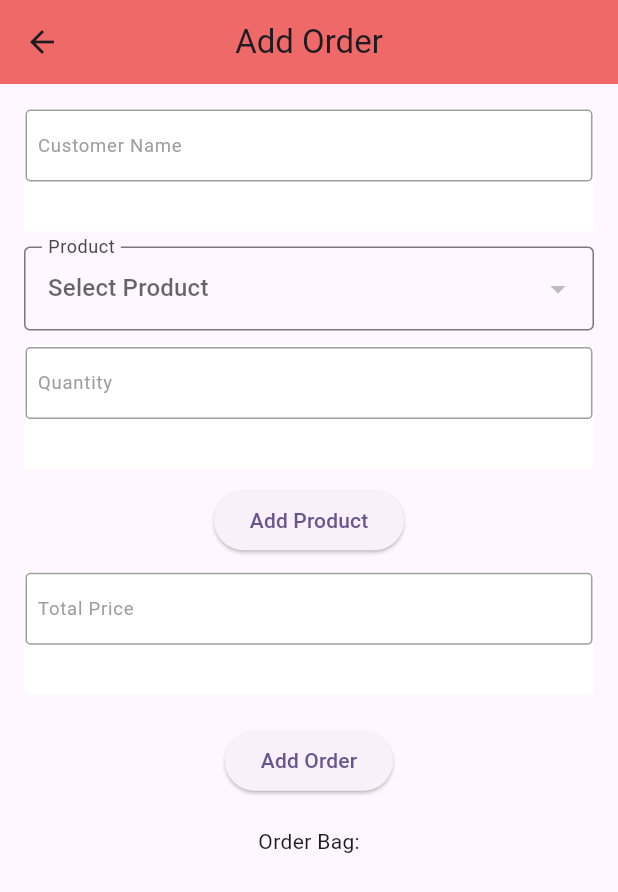
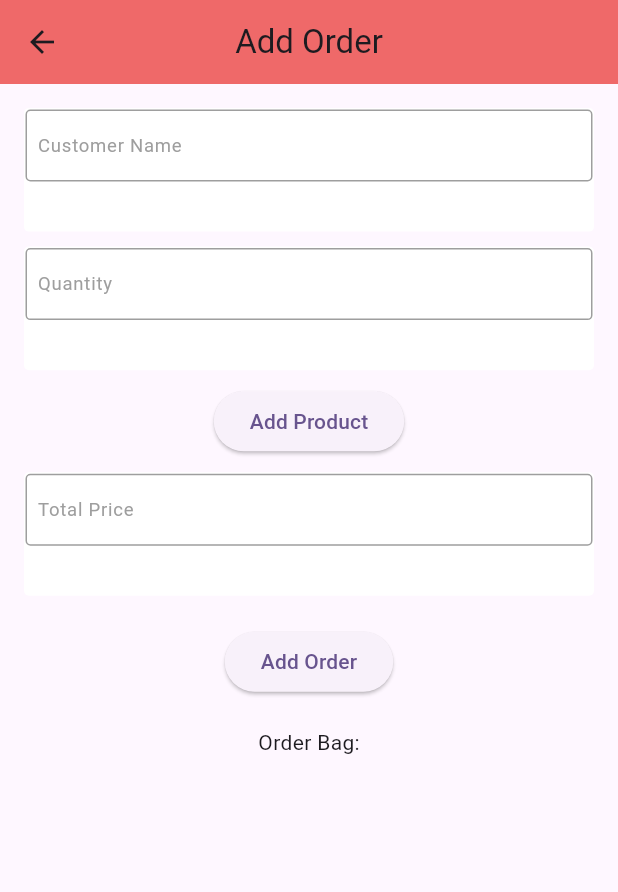
Before and after one commit to Arshanishad/cofeeshopmanagement, a Flutter app: the AddOrderPage screen opened directly, on a phone screen of 412 x 824 dp. Shown: the top 892 px of the screen. Run offline on Flutter 3.47's test engine with Material 3 defaults, Android fonts, the phone set to English and light mode, and no system bars; our stand-ins replace cached_network_image, cloud_firestore, fan_carousel_image_slider, firebase_auth, firebase_core, firebase_storage and 9 more; accounts and stored records are empty.

Commit message:
order add

```diff
--- a/lib/features/order/screen/order_add.dart
+++ b/lib/features/order/screen/order_add.dart
@@ -125,8 +125,6 @@ class _AddOrderPageState extends ConsumerState<AddOrderPage> {
             child: Column(
               mainAxisAlignment: MainAxisAlignment.center,
               children: [
-                CustomTextInput(controller: customerNameController, label: 'Customer Name', width: MediaQuery.of(context).size.width * 0.7, height: 0.1),
-                SizedBox(height: 10),
                 if (selectedProduct != null) ...[
                   Image.network(selectedProduct!.image),
                   SizedBox(height: 10),
@@ -136,34 +134,36 @@ class _AddOrderPageState extends ConsumerState<AddOrderPage> {
                   ),
                   SizedBox(height: 10),
                 ],
-                productListAsyncValue.when(
-                  data: (productList) {
-                    return DropdownButtonFormField<ProductModel>(
-                      value: selectedProduct,
-                      hint: Text('Select Product'),
-                      onChanged: (ProductModel? newValue) {
-                        setState(() {
-                          selectedProduct = newValue;
-                        });
-                      },
-                      items: productList.map((ProductModel product) {
-                        return DropdownMenuItem<ProductModel>(
-                          value: product,
-                          child: Text(product.productName),
-                        );
-                      }).toList(),
-                      decoration: InputDecoration(
-                        labelText: 'Product',
-                        border: OutlineInputBorder(),
-                      ),
-                    );
-                  },
-                  loading: () => CircularProgressIndicator(),
-                  error: (error, stack) {
-                    print('Error: $error');
-                    return Text('Error loading products: $error');
-                  },
-                ),
+        CustomTextInput(controller: customerNameController, label: 'Customer Name', width: MediaQuery.of(context).size.width * 0.7, height: 0.1),
+
+        // productListAsyncValue.when(
+                //   data: (productList) {
+                //     return DropdownButtonFormField<ProductModel>(
+                //       value: selectedProduct,
+                //       hint: Text('Select Product'),
+                //       onChanged: (ProductModel? newValue) {
+                //         setState(() {
+                //           selectedProduct = newValue;
+                //         });
+                //       },
+                //       items: productList.map((ProductModel product) {
+                //         return DropdownMenuItem<ProductModel>(
+                //           value: product,
+                //           child: Text(product.productName),
+                //         );
+                //       }).toList(),
+                //       decoration: InputDecoration(
+                //         labelText: 'Product',
+                //         border: OutlineInputBorder(),
+                //       ),
+                //     );
+                //   },
+                //   loading: () => CircularProgressIndicator(),
+                //   error: (error, stack) {
+                //     print('Error: $error');
+                //     return Text('Error loading products: $error');
+                //   },
+                // ),
                 SizedBox(height: 10),
                 CustomTextInput(controller: quantityController, label: 'Quantity', width: MediaQuery.of(context).size.width * 0.7, height: 0.1),
                 SizedBox(height: 10),
```
